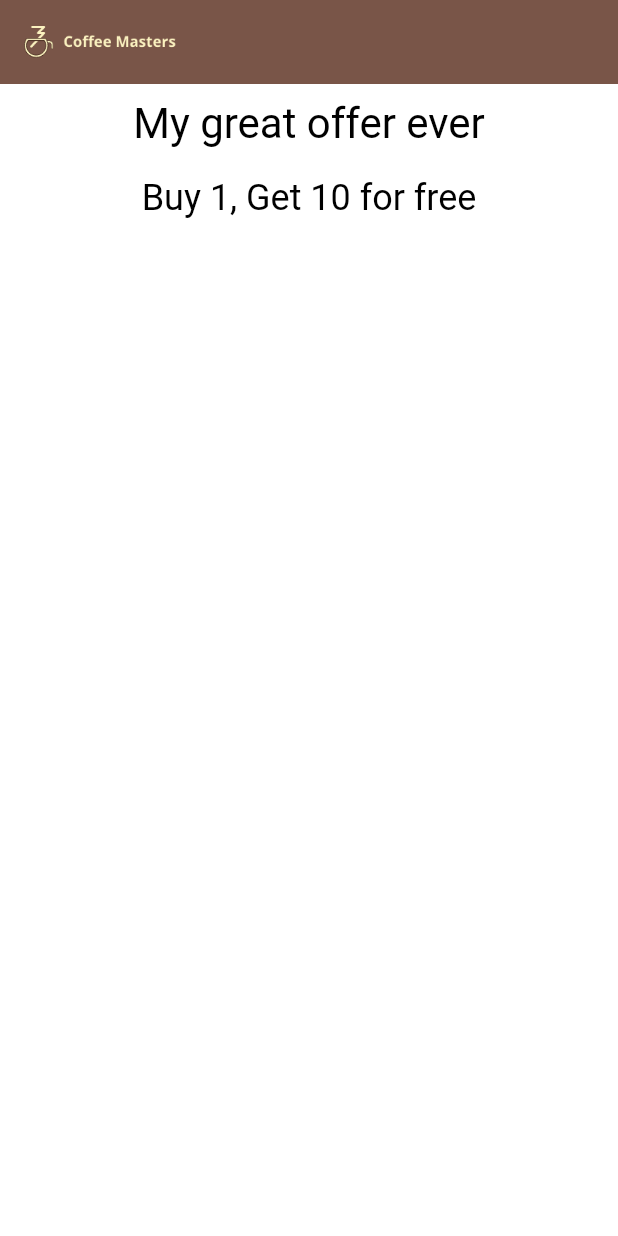
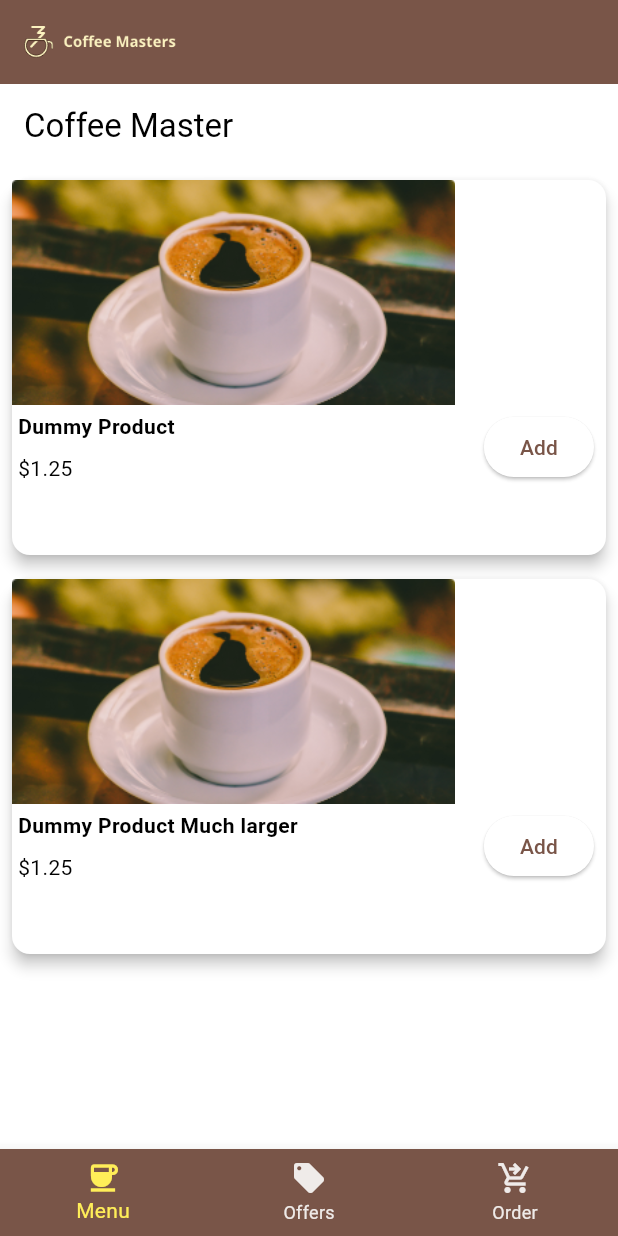
Before and after one commit to husseinbouik/coffee_master, a Flutter app: the screen it shows after launch, on a phone screen of 412 x 824 dp. Run offline on Flutter 3.47's test engine with Material 3 defaults, Android fonts, the phone set to English and light mode, and no system bars.

```diff
--- /dev/null
+++ b/lib/datamanager.dart
@@ -0,0 +1,34 @@
+
+import 'datamodel.dart';
+
+class DataManager {
+  List <Category>? _menu;
+  List<ItemInCart> cart =[];
+  cartAdd(Product p){
+bool found =false;
+for (var item in cart) {
+  if (item.product.id == p.id) {
+    item.quantity++;
+    found = true;
+  }
+  if (!found) {
+    cart.add(new ItemInCart(product: p, quantity: 1));
+
+  }
+}
+  }
+  cartRemove(Product p){
+cart.removeWhere((item) => item.product.id == p.id);
+  }
+  cartClear(){
+cart.clear();
+  }
+  double cartTotal(){
+var total = 0.0;
+for (var item in cart) {
+  total += item.quantity * item.product.price;
+
+}
+return total;
+  }
+}
--- /dev/null
+++ b/lib/datamodel.dart
@@ -0,0 +1,29 @@
+class Product {
+  int id;
+  String name;
+  double price;
+  String image;
+  String get imageUrl =>
+    "https://firtman.github.io/coffemasters/api/images/$image";
+
+
+  Product({
+  required this.id,
+  required this.name,
+  required this.price,
+  required this.image});
+}
+
+class Category {
+  String name;
+  List<Product> products;
+
+  Category({
+    required this.name,required this.products});
+}
+
+class ItemInCart {
+  Product product;
+  int quantity;
+  ItemInCart({required this.product,required this.quantity});
+}
--- a/lib/main.dart
+++ b/lib/main.dart
@@ -1,5 +1,9 @@
-import 'package:coffee_master/offerspage.dart';
+import 'package:coffee_master/datamanager.dart';
+import 'package:coffee_master/pages/offerspage.dart';
 import 'package:flutter/material.dart';
+
+import 'pages/menupage.dart';
+import 'pages/orderpage.dart';
 
 void main() {
   runApp(const MyApp());
@@ -71,6 +75,7 @@ class MyApp extends StatelessWidget {
 }
 
 class MyHomePage extends StatefulWidget {
+
   const MyHomePage({super.key});
 
   @override
@@ -78,15 +83,47 @@ class MyHomePage extends StatefulWidget {
 }
 
 class _MyHomePageState extends State<MyHomePage> {
+  var dataManager = DataManager();
+  var selectedIndex = 0;
   @override
   Widget build(BuildContext context) {
+    Widget currentWidgetPage = const Text("!!!!!");
+
+    switch(selectedIndex){
+     case 0:
+      currentWidgetPage =  MenuPage(dataManager: dataManager,);
+      break;
+     case 1:
+      currentWidgetPage = const OffersPage();
+      break;
+     case 2:
+      currentWidgetPage =  OrderPage(dataManager: dataManager,);
+      break;
+    }
+
     return Scaffold(
       appBar: AppBar(
         // Directly use the primary color for the AppBar
         backgroundColor: Theme.of(context).primaryColor,
         title: Image.asset("images/logo.png"),
       ),
-      body:  Offerspage(),
+      bottomNavigationBar: BottomNavigationBar(
+        currentIndex: selectedIndex,
+        onTap: (newIndex){
+          setState(() {
+selectedIndex = newIndex;
+          });
+        },
+        backgroundColor: Theme.of(context).primaryColor,
+        selectedItemColor: Colors.yellow.shade400,
+        unselectedItemColor: Colors.brown.shade50,
+        items:const [
+        BottomNavigationBarItem(label: "Menu",icon: Icon(Icons.coffee)),
+        BottomNavigationBarItem(label: "Offers",icon: Icon(Icons.local_offer)),
+        BottomNavigationBarItem(label: "Order",icon: Icon(Icons.shopping_cart_checkout_outlined)),
+      ]) ,
+      body:
+      currentWidgetPage,
     );
   }
 }
--- a/lib/offerspage.dart
+++ /dev/null
@@ -1,31 +0,0 @@
-import 'package:flutter/material.dart';
-
-class Offerspage extends StatelessWidget {
-  const Offerspage({super.key});
-
-  @override
-  Widget build(BuildContext context) {
-    return offer(title: "My great offer ever", description: "Buy 1, Get 10 for free");
-  }
-}
-class offer extends StatelessWidget {
-
-  final String title;
-  final String description;
-
-  const offer({Key? key,required this.title,required this.description,}):super(key: key);
-
-  @override
-  Widget build(BuildContext context) {
-    return Column(children: [
-      Padding(
-        padding: const EdgeInsets.all(8.0),
-        child: Center(child: Text(title,style: Theme.of(context).textTheme.headlineMedium)),
-      ),
-      Padding(
-        padding: const EdgeInsets.all(8.0),
-        child: Center(child: Text(description,style: Theme.of(context).textTheme.headlineSmall)),
-      ),
-    ],);
-  }
-}
--- /dev/null
+++ b/lib/pages/menupage.dart
@@ -0,0 +1,88 @@
+import 'package:coffee_master/datamanager.dart';
+import 'package:flutter/material.dart';
+import '../datamodel.dart';
+
+class MenuPage extends StatelessWidget {
+  final DataManager dataManager;
+  const MenuPage({Key? key, required this.dataManager}) : super(key: key);
+
+  @override
+  Widget build(BuildContext context) {
+    var p = Product(id: 1, name: "Dummy Product", price: 1.25, image: "");
+    var q = Product(id: 2, name: "Dummy Product Much larger", price: 1.25, image: "");
+
+    return Scaffold(
+      appBar: AppBar(
+        title: const Text('Coffee Master'),
+      ),
+      body: Column(
+        children: [
+          ProductItem(product: p, onAdd: () {}),
+          ProductItem(product: q, onAdd: () {}),
+        ],
+      ),
+    );
+  }
+}
+
+class ProductItem extends StatelessWidget {
+  final Product product;
+  final Function onAdd;
+
+  const ProductItem({Key? key, required this.product, required this.onAdd})
+      : super(key: key);
+
+ @override
+  Widget build(BuildContext context) {
+    return Container(
+      padding: const EdgeInsets.all(4), // Reduced padding
+      child: Card(
+        elevation: 4,
+        child: SizedBox(
+          height: 250,
+          child: Column(
+            crossAxisAlignment: CrossAxisAlignment.start,
+            children: [
+              SizedBox(
+                height: 150,
+                child: Image.asset("images/black_coffee.png"),
+              ),
+              Row(
+                mainAxisAlignment: MainAxisAlignment.spaceBetween,
+                children: [
+                  Column(
+                    crossAxisAlignment: CrossAxisAlignment.start,
+                    children: [
+                      Padding(
+                        padding: const EdgeInsets.all(4.0), // Reduced padding
+                        child: Text(
+                          product.name,
+                          overflow: TextOverflow.ellipsis,
+                          maxLines: 1,
+                          style: const TextStyle(fontWeight: FontWeight.bold),
+                        ),
+                      ),
+                      Padding(
+                        padding: const EdgeInsets.all(4.0), // Reduced padding
+                        child: Text("\$${product.price}"),
+                      ),
+                    ],
+                  ),
+                  Padding(
+                    padding: const EdgeInsets.only(right: 8.0), // Reduced padding
+                    child: ElevatedButton(
+                      onPressed: () {
+                        onAdd(product);
+                      },
+                      child: const Text("Add"),
+                    ),
+                  ),
+                ],
+              ),
+            ],
+          ),
+        ),
+      ),
+    );
+  }
+}
--- a/pubspec.yaml
+++ b/pubspec.yaml
@@ -30,6 +30,7 @@ environment:
 dependencies:
   flutter:
     sdk: flutter
+  http:
 
 
   # The following adds the Cupertino Icons font to your application.
```
Also changed, not shown: lib/pages/offerspage.dart (added, +97 -0 lines), lib/pages/orderpage.dart (added, +13 -0 lines), pubspec.lock.
